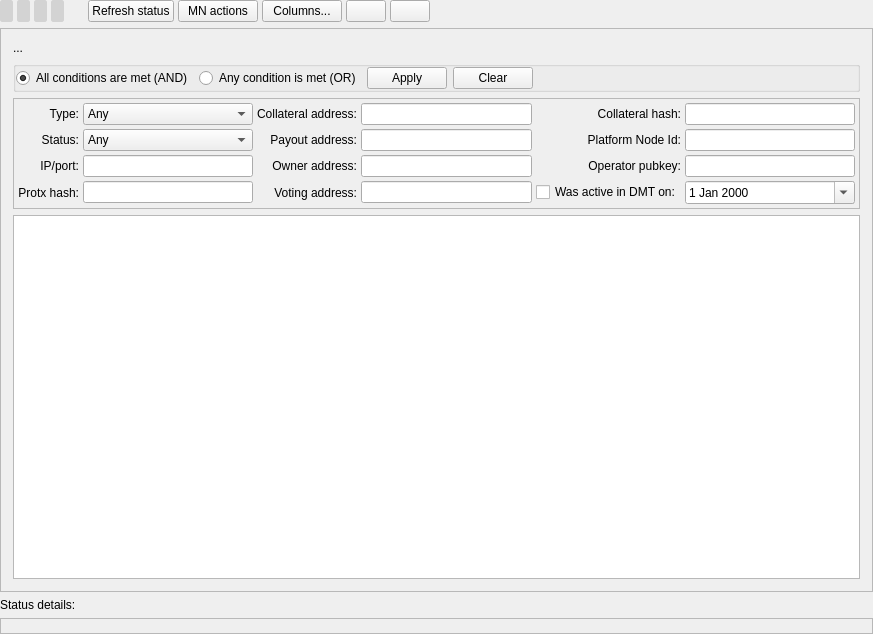
Above: src/ui/ui_app_main_view_wdg.ui from Bertrand256/dash-masternode-tool before the change. Below: the same form after it.
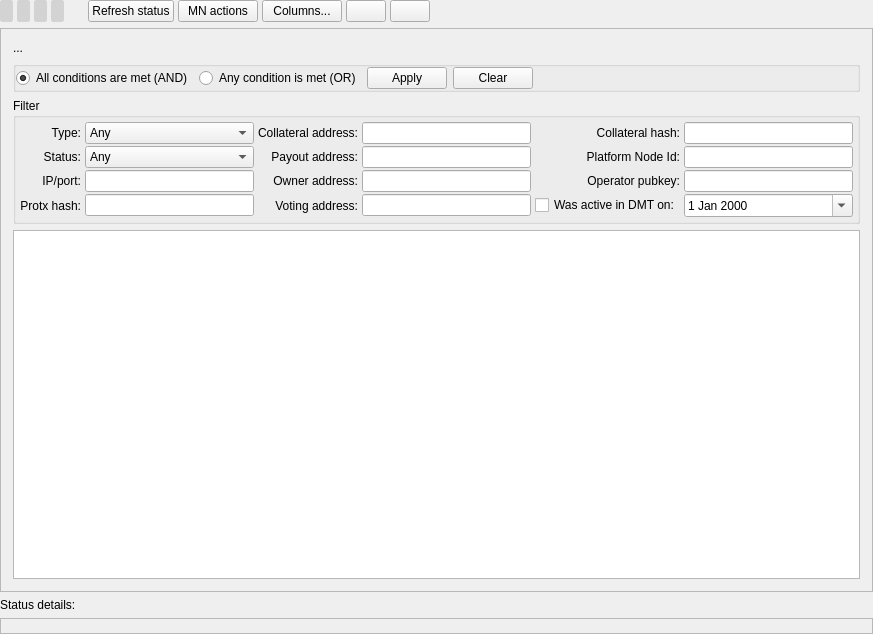
That is the form after the change.

Commit message: Added label to the net masternodes filter box

The edit to the form file:
```diff
--- a/src/ui/ui_app_main_view_wdg.ui
+++ b/src/ui/ui_app_main_view_wdg.ui
@@ -609,12 +609,9 @@
                  <number>0</number>
                 </property>
                 <item>
-                 <widget class="QFrame" name="frameNetMnsTop">
-                  <property name="frameShape">
-                   <enum>QFrame::StyledPanel</enum>
-                  </property>
-                  <property name="frameShadow">
-                   <enum>QFrame::Raised</enum>
+                 <widget class="QGroupBox" name="frameNetMnsTop">
+                  <property name="title">
+                   <string>Filter</string>
                   </property>
                   <layout class="QGridLayout" name="gridLayout_2">
                    <property name="sizeConstraint">
@@ -632,9 +629,12 @@
                    <property name="bottomMargin">
                     <number>4</number>
                    </property>
-                   <property name="spacing">
+                   <property name="horizontalSpacing">
                     <number>4</number>
                    </property>
+                   <property name="verticalSpacing">
+                    <number>2</number>
+                   </property>
                    <item row="3" column="0">
                     <widget class="QLabel" name="label">
                      <property name="text">
```
The commit also changes 1 other file.
